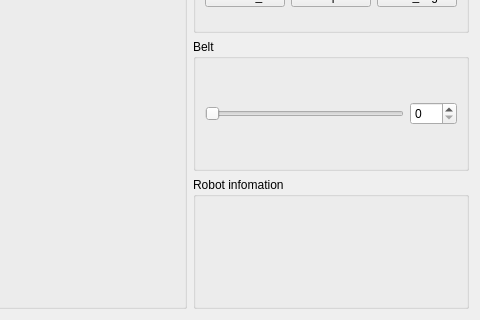
The window that src/common/src/gui_package/gui.ui (chinaheyu/rm_auto_ws) describes before a commit, drawn with Qt 5; both pictures show x 488 to 968 and y 431 to 751 of the 968 by 751 pixel window.
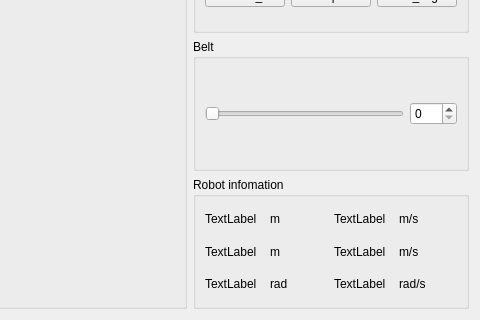
The same window after the commit.

The edit to the form file:
```diff
--- a/src/common/src/gui_package/gui.ui
+++ b/src/common/src/gui_package/gui.ui
@@ -305,6 +305,92 @@
          <property name="title">
           <string>Robot infomation</string>
          </property>
+         <layout class="QGridLayout" name="gridLayout_3">
+          <item row="0" column="0">
+           <widget class="QLabel" name="label_x">
+            <property name="text">
+             <string>TextLabel</string>
+            </property>
+           </widget>
+          </item>
+          <item row="0" column="1">
+           <widget class="QLabel" name="label_6">
+            <property name="text">
+             <string>m</string>
+            </property>
+           </widget>
+          </item>
+          <item row="0" column="2">
+           <widget class="QLabel" name="label_vx">
+            <property name="text">
+             <string>TextLabel</string>
+            </property>
+           </widget>
+          </item>
+          <item row="0" column="3">
+           <widget class="QLabel" name="label_10">
+            <property name="text">
+             <string>m/s</string>
+            </property>
+           </widget>
+          </item>
+          <item row="1" column="0">
+           <widget class="QLabel" name="label_y">
+            <property name="text">
+             <string>TextLabel</string>
+            </property>
+           </widget>
+          </item>
+          <item row="1" column="1">
+           <widget class="QLabel" name="label_5">
+            <property name="text">
+             <string>m</string>
+            </property>
+           </widget>
+          </item>
+          <item row="1" column="2">
+           <widget class="QLabel" name="label_vy">
+            <property name="text">
+             <string>TextLabel</string>
+            </property>
+           </widget>
+          </item>
+          <item row="1" column="3">
+           <widget class="QLabel" name="label_11">
+            <property name="text">
+             <string>m/s</string>
+            </property>
+           </widget>
+          </item>
+          <item row="2" column="0">
+           <widget class="QLabel" name="label_w">
+            <property name="text">
+             <string>TextLabel</string>
+            </property>
+           </widget>
+          </item>
+          <item row="2" column="1">
+           <widget class="QLabel" name="label_4">
+            <property name="text">
+             <string>rad</string>
+            </property>
+           </widget>
+          </item>
+          <item row="2" column="2">
+           <widget class="QLabel" name="label_vw">
+            <property name="text">
+             <string>TextLabel</string>
+            </property>
+           </widget>
+          </item>
+          <item row="2" column="3">
+           <widget class="QLabel" name="label_12">
+            <property name="text">
+             <string>rad/s</string>
+            </property>
+           </widget>
+          </item>
+         </layout>
         </widget>
        </item>
       </layout>
```
